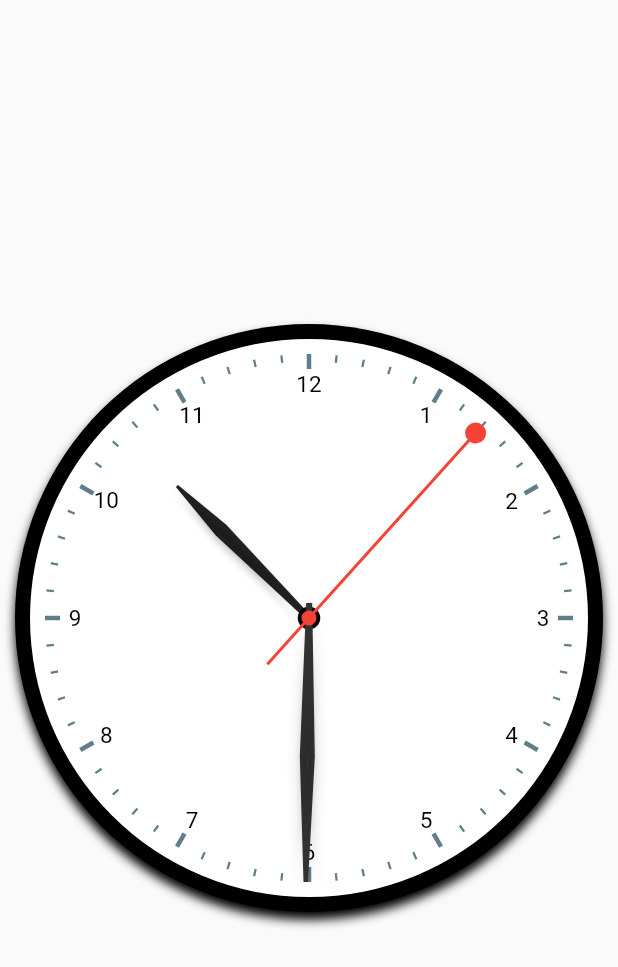
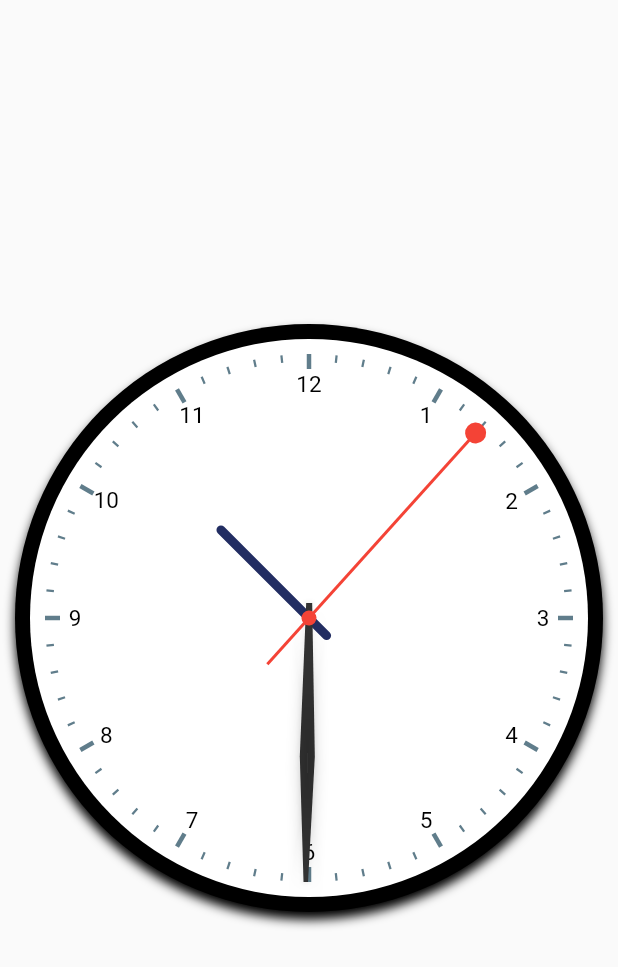
Before and after one commit to ajvelo/My-Alarm, a Flutter app: the screen it shows after launch, on a phone screen of 412 x 824 dp. Shown: the top 967 px of the screen. Run offline on Flutter 3.47's test engine with Material 2 defaults, Android fonts, the phone set to English and light mode, and no system bars.

Commit message:
Remove showBellsAndLegs & showHourHandleHeartShape bool on clock

```diff
--- a/my_alarm/lib/clock.dart
+++ b/my_alarm/lib/clock.dart
@@ -1,5 +1,4 @@
 import 'dart:async';
-import 'dart:math';
 
 import 'package:my_alarm/clock_text.dart';
 import 'package:flutter/material.dart';
@@ -10,20 +9,12 @@ typedef TimeProducer = DateTime Function();
 class Clock extends StatefulWidget {
 
   final Color circleColor;
-  final bool showBellsAndLegs;
-  final Color bellColor;
-  final Color legColor;
   final ClockText clockText;
-  final bool showHourHandleHeartShape;
   final TimeProducer getCurrentTime;
   final Duration updateDuration;
 
   Clock({this.circleColor = Colors.black,
-         this.showBellsAndLegs = true,
-         this.bellColor = const Color(0xFF333333),
-         this.legColor = const Color(0xFF555555),
          this.clockText = ClockText.arabic,
-         this.showHourHandleHeartShape = false,
          this.getCurrentTime = getSystemTime,
          this.updateDuration = const Duration(seconds: 1)});
 
@@ -64,18 +55,7 @@ class _Clock extends State<Clock> {
   Widget build(BuildContext context) {
     return new AspectRatio(
       aspectRatio: 1.0,
-      child: (widget.showBellsAndLegs)? new Stack(
-          children: <Widget>[
-            new Container(
-              width: double.infinity,
-              child: new CustomPaint(
-                painter: new BellsAndLegsPainter(bellColor: widget.bellColor, legColor: widget.legColor),
-              ),
-            ),
-
-            buildClockCircle(context)
-          ]
-      ) : buildClockCircle(context),
+      child: buildClockCircle(context),
 
     );
   }
@@ -96,83 +76,9 @@ class _Clock extends State<Clock> {
 
       child: new ClockFace(
           clockText : widget.clockText,
-          showHourHandleHeartShape: widget.showHourHandleHeartShape,
           dateTime: dateTime,
       ),
 
     );
   }
-
 }
-
-
-class BellsAndLegsPainter extends CustomPainter{
-  final Color bellColor;
-  final Color legColor;
-  final Paint bellPaint;
-  final Paint legPaint;
-
-  BellsAndLegsPainter({this.bellColor = const Color(0xFF333333), this.legColor = const Color(0xFF555555)}):
-      bellPaint= new Paint(),
-      legPaint= new Paint() {
-      bellPaint.color= bellColor;
-      bellPaint.style= PaintingStyle.fill;
-
-    legPaint.color= legColor;
-    legPaint.style= PaintingStyle.stroke;
-    legPaint.strokeWidth= 10.0;
-    legPaint.strokeCap= StrokeCap.round;
-  }
-
-  @override
-  void paint(Canvas canvas, Size size) {
-    final radius = size.width / 2;
-    canvas.save();
-
-    canvas.translate(radius, radius);
-
-    //draw the handle
-    Path path = new Path();
-    path.moveTo(-60.0, -radius-10);
-    path.lineTo(-50.0, -radius-50);
-    path.lineTo(50.0, -radius-50);
-    path.lineTo(60.0, -radius-10);
-
-    canvas.drawPath(path, legPaint);
-
-    //draw right bell and left leg
-    canvas.rotate(2*pi/12);
-    drawBellAndLeg(radius, canvas);
-
-    //draw left bell and right leg
-    canvas.rotate(-4*pi/12);
-    drawBellAndLeg(radius, canvas);
-
-    canvas.restore();
-
-  }
-
-  //helps draw the leg and bell
-  void drawBellAndLeg(radius, canvas){
-    //bell
-    Path path1 = new Path();
-    path1.moveTo(-55.0, -radius-5);
-    path1.lineTo(55.0, -radius-5);
-    path1.quadraticBezierTo(0.0, -radius-75, -55.0, -radius-10);
-
-    //leg
-    Path path2= new Path();
-    path2.addOval(new Rect.fromCircle(center: new Offset(0.0, -radius-50), radius: 3.0));
-    path2.moveTo(0.0, -radius-50);
-    path2.lineTo(0.0, radius+20);
-
-    //draw the bell on top on the leg
-    canvas.drawPath(path2, legPaint);
-    canvas.drawPath(path1, bellPaint);
-  }
-
-  @override
-  bool shouldRepaint(CustomPainter oldDelegate) {
-    return false;
-  }
-}
--- a/my_alarm/lib/clock_face.dart
+++ b/my_alarm/lib/clock_face.dart
@@ -7,9 +7,8 @@ class ClockFace extends StatelessWidget{
 
   final DateTime dateTime;
   final ClockText clockText;
-  final bool showHourHandleHeartShape;
 
-  ClockFace({this.clockText = ClockText.arabic, this.showHourHandleHeartShape = false, this.dateTime});
+  ClockFace({this.clockText = ClockText.arabic, this.dateTime});
 
   @override
   Widget build(BuildContext context) {
@@ -36,21 +35,7 @@ class ClockFace extends StatelessWidget{
                 ),
               ),
 
-
-              //centerpoint
-              new Center(
-                child: new Container(
-                  width: 15.0,
-                  height: 15.0,
-                  decoration: new BoxDecoration(
-                    shape: BoxShape.circle,
-                    color: Colors.black,
-                  ),
-                ),
-              ),
-
-
-              new ClockHands(dateTime:dateTime, showHourHandleHeartShape: showHourHandleHeartShape),
+              new ClockHands(dateTime:dateTime),
 
             ],
           ),
--- a/my_alarm/lib/clock_hands.dart
+++ b/my_alarm/lib/clock_hands.dart
@@ -1,5 +1,3 @@
-import 'dart:async';
-
 import 'package:my_alarm/hand_hour.dart';
 import 'package:my_alarm/hand_minute.dart';
 import 'package:my_alarm/hand_second.dart';
@@ -9,9 +7,8 @@ import 'package:flutter/material.dart';
 
 class ClockHands extends StatelessWidget {
   final DateTime dateTime;
-  final bool showHourHandleHeartShape;
 
-  ClockHands({this.dateTime, this.showHourHandleHeartShape = false});
+  ClockHands({this.dateTime});
 
   @override
   Widget build(BuildContext context) {
@@ -24,7 +21,7 @@ class ClockHands extends StatelessWidget {
                 fit: StackFit.expand,
                 children: <Widget>[
                   new CustomPaint( painter: new HourHandPainter(
-                      hours: dateTime.hour, minutes: dateTime.minute, showHeartShape: showHourHandleHeartShape),
+                      hours: dateTime.hour, minutes: dateTime.minute),
                   ),
                   new CustomPaint(painter: new MinuteHandPainter(
                       minutes: dateTime.minute, seconds: dateTime.second),
@@ -38,32 +35,3 @@ class ClockHands extends StatelessWidget {
     );
   }
 }
-
-//class _ClockHandState extends State<ClockHands> {
-  Timer _timer;
-//
-//  _ClockHandState();
-//
-//  @override
-//  void initState() {
-//    super.initState();
-//    dateTime = new DateTime.now();
-//    _timer = new Timer.periodic(const Duration(seconds: 1), setTime);
-//  }
-//
-//  void setTime(Timer timer) {
-//    setState(() {
-//      dateTime = new DateTime.now();
-//    });
-//  }
-//
-//  @override
-//  void dispose() {
-//    _timer.cancel();
-//    super.dispose();
-//  }
-//
-//  @override
-//  Widget build(BuildContext context) {
-//  }
-//}
--- a/my_alarm/lib/hand_hour.dart
+++ b/my_alarm/lib/hand_hour.dart
@@ -4,14 +4,15 @@ import 'package:flutter/material.dart';
 
 
 class HourHandPainter extends CustomPainter{
-  final bool showHeartShape;
   final Paint hourHandPaint;
   int hours;
   int minutes;
 
-  HourHandPainter({this.hours, this.minutes, this.showHeartShape = false}):hourHandPaint= new Paint(){
-    hourHandPaint.color= Colors.black87;
-    hourHandPaint.style= PaintingStyle.fill;
+  HourHandPainter({this.hours, this.minutes}):hourHandPaint= new Paint(){
+    hourHandPaint.color= Color(0xff222d62);
+    hourHandPaint.style= PaintingStyle.stroke;
+    hourHandPaint.strokeWidth = 6.0;
+    hourHandPaint.strokeCap = StrokeCap.round;
   }
 
   @override
@@ -28,34 +29,13 @@ class HourHandPainter extends CustomPainter{
     2*pi*((this.hours/12)+ (this.minutes/720))
     );
 
-
     Path path= new Path();
 
-    if (showHeartShape) {
-      //heart shape head for the hour hand
-      path.moveTo(0.0, -radius + radius*15.0/137.5);
-      path.quadraticBezierTo(radius*(-3.5)/137.5, -radius + radius*25.0/137.5, radius*(-15.0)/137.5, -radius + radius / 4);
-      path.quadraticBezierTo(
-          radius*(-20.0)/137.5, -radius + radius / 3, radius*(-7.5)/137.5, -radius + radius / 3);
-      path.lineTo(0.0, -radius + radius / 4);
-      path.lineTo(7.5, -radius + radius / 3);
-      path.quadraticBezierTo(
-          radius*(20.0)/137.5, -radius + radius / 3, radius*(15.0)/137.5, -radius + radius / 4);
-      path.quadraticBezierTo(radius*(3.5)/137.5, -radius + radius*(25.0)/137.5, 0.0, -radius + radius*15.0/137.5);
-    }
-
-    //hour hand stem
-    path.moveTo(-1.0, -radius+radius/4);
-    path.lineTo(-5.0, -radius+radius/2);
-    path.lineTo(-2.0, 0.0);
-    path.lineTo(2.0, 0.0);
-    path.lineTo(5.0, -radius+radius/2);
-    path.lineTo(1.0, -radius+radius/4);
-    path.close();
+    path.moveTo(0.0, -radius * 0.5);
+    path.lineTo(0.0, radius * 0.1);
 
     canvas.drawPath(path, hourHandPaint);
     canvas.drawShadow(path, Colors.black, 2.0, false);
-
 
     canvas.restore();
 
--- a/my_alarm/lib/main.dart
+++ b/my_alarm/lib/main.dart
@@ -35,10 +35,7 @@ class AppClock extends StatelessWidget{
 
             new Clock(
                 circleColor: Colors.black,
-                showBellsAndLegs: false,
-                bellColor: Colors.green,
                 clockText: ClockText.arabic,
-                showHourHandleHeartShape: false,
             ),
           ],
         ),
```
